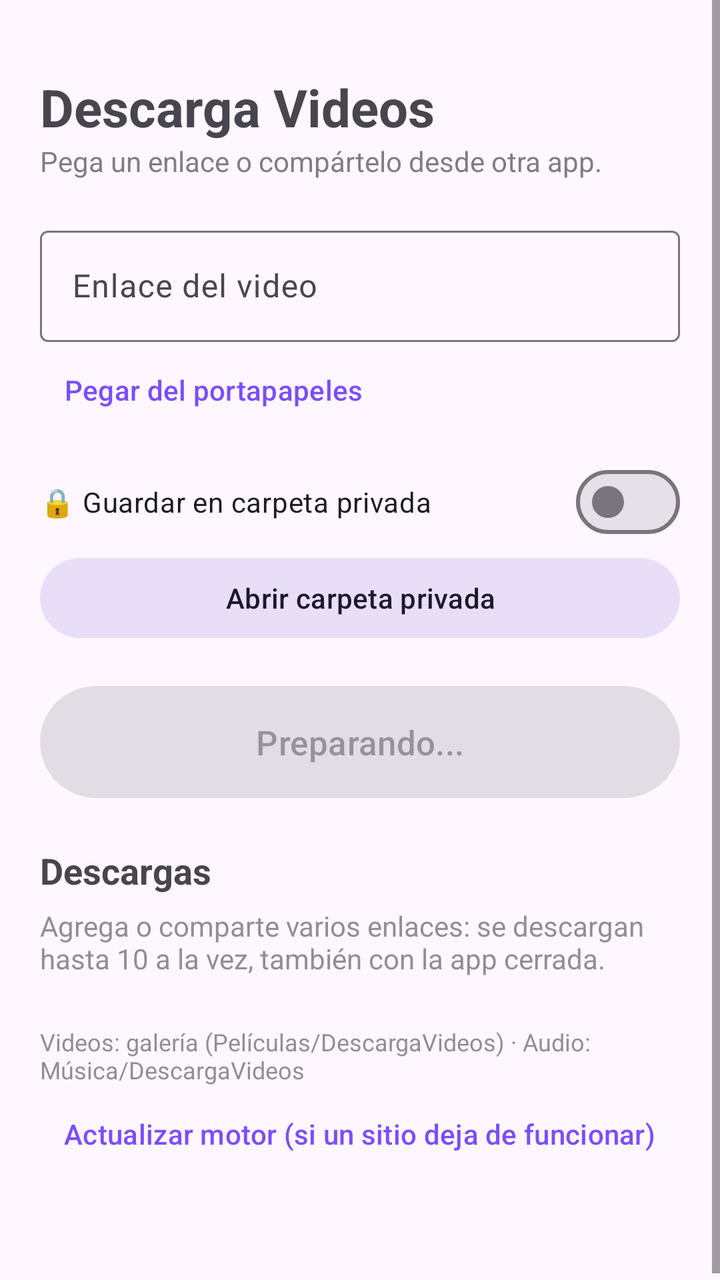
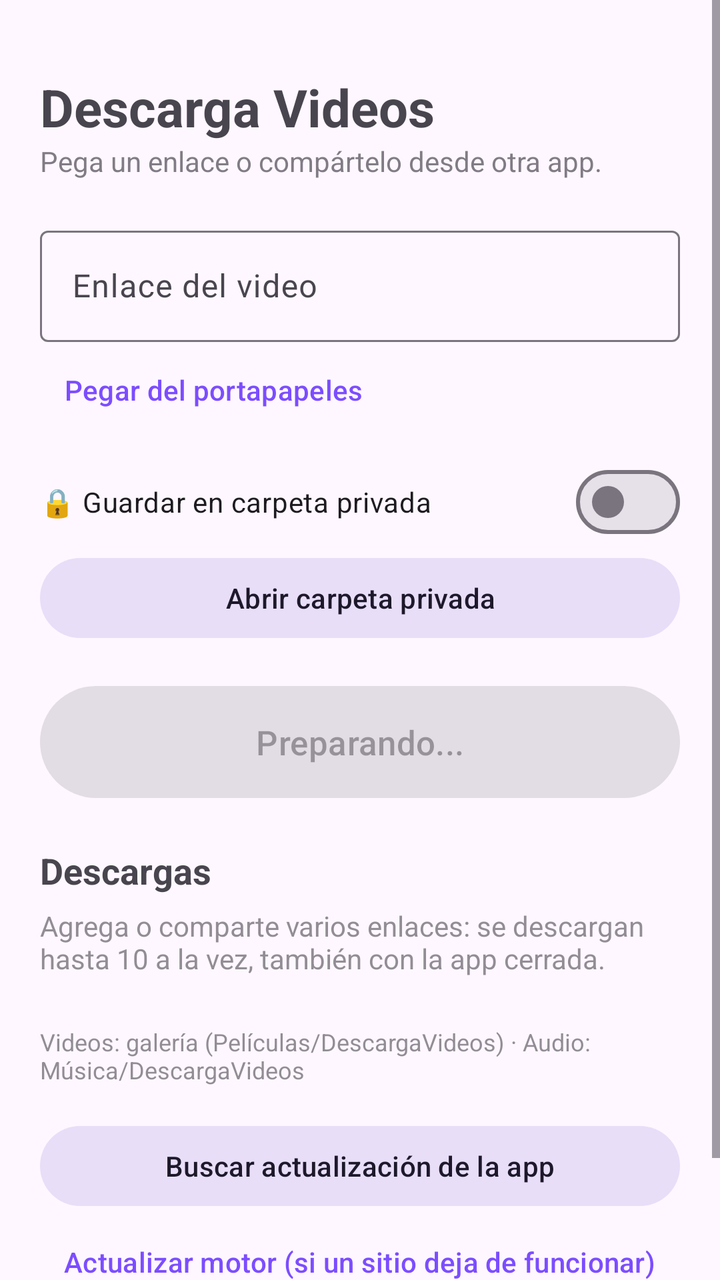

Compare the two renders of this Android layout. The source of the first and the diff that turns it into the second are given below.
<!-- AndroidManifest.xml: application theme Theme.DescargaVideos -->
<!-- res/layout/activity_main.xml -->
<?xml version="1.0" encoding="utf-8"?>
<ScrollView xmlns:android="http://schemas.android.com/apk/res/android"
    xmlns:app="http://schemas.android.com/apk/res-auto"
    android:layout_width="match_parent"
    android:layout_height="match_parent"
    android:fillViewport="true">

    <LinearLayout
        android:layout_width="match_parent"
        android:layout_height="wrap_content"
        android:orientation="vertical"
        android:padding="20dp">

        <TextView
            android:layout_width="wrap_content"
            android:layout_height="wrap_content"
            android:text="Descarga Videos"
            android:textSize="26sp"
            android:textStyle="bold"
            android:layout_marginTop="16dp" />

        <TextView
            android:layout_width="wrap_content"
            android:layout_height="wrap_content"
            android:text="Pega un enlace o compártelo desde otra app."
            android:alpha="0.7"
            android:layout_marginBottom="20dp" />

        <com.google.android.material.textfield.TextInputLayout
            android:layout_width="match_parent"
            android:layout_height="wrap_content"
            android:hint="Enlace del video"
            app:endIconMode="clear_text"
            style="@style/Widget.Material3.TextInputLayout.OutlinedBox">

            <com.google.android.material.textfield.TextInputEditText
                android:id="@+id/etUrl"
                android:layout_width="match_parent"
                android:layout_height="wrap_content"
                android:inputType="textUri" />
        </com.google.android.material.textfield.TextInputLayout>

        <com.google.android.material.button.MaterialButton
            android:id="@+id/btnPegar"
            style="@style/Widget.Material3.Button.TextButton"
            android:layout_width="wrap_content"
            android:layout_height="wrap_content"
            android:text="Pegar del portapapeles" />

        <com.google.android.material.materialswitch.MaterialSwitch
            android:id="@+id/swPrivado"
            android:layout_width="match_parent"
            android:layout_height="wrap_content"
            android:layout_marginTop="8dp"
            android:text="🔒 Guardar en carpeta privada" />

        <com.google.android.material.button.MaterialButton
            android:id="@+id/btnPrivado"
            style="@style/Widget.Material3.Button.TonalButton"
            android:layout_width="match_parent"
            android:layout_height="wrap_content"
            android:text="Abrir carpeta privada" />


        <com.google.android.material.button.MaterialButton
            android:id="@+id/btnDescargar"
            android:layout_width="match_parent"
            android:layout_height="64dp"
            android:layout_marginTop="16dp"
            android:enabled="false"
            android:text="Preparando..."
            android:textSize="17sp" />

        <TextView
            android:id="@+id/tvResumen"
            android:layout_width="match_parent"
            android:layout_height="wrap_content"
            android:layout_marginTop="20dp"
            android:text="Descargas"
            android:textSize="18sp"
            android:textStyle="bold" />

        <TextView
            android:id="@+id/tvVacio"
            android:layout_width="match_parent"
            android:layout_height="wrap_content"
            android:layout_marginTop="6dp"
            android:alpha="0.6"
            android:text="Agrega o comparte varios enlaces: se descargan hasta 10 a la vez, también con la app cerrada." />

        <com.google.android.material.button.MaterialButton
            android:id="@+id/btnLimpiar"
            style="@style/Widget.Material3.Button.TextButton"
            android:layout_width="wrap_content"
            android:layout_height="wrap_content"
            android:text="Limpiar terminadas"
            android:visibility="gone" />

        <LinearLayout
            android:id="@+id/contenedor"
            android:layout_width="match_parent"
            android:layout_height="wrap_content"
            android:orientation="vertical" />

        <TextView
            android:layout_width="wrap_content"
            android:layout_height="wrap_content"
            android:text="Videos: galería (Películas/DescargaVideos) · Audio: Música/DescargaVideos"
            android:alpha="0.6"
            android:textSize="12sp"
            android:layout_marginTop="24dp" />

        <com.google.android.material.button.MaterialButton
            android:id="@+id/btnActualizar"
            style="@style/Widget.Material3.Button.TextButton"
            android:layout_width="wrap_content"
            android:layout_height="wrap_content"
            android:text="Actualizar motor (si un sitio deja de funcionar)" />

        <TextView
            android:id="@+id/tvVersion"
            android:layout_width="match_parent"
            android:layout_height="wrap_content"
            android:alpha="0.5"
            android:gravity="center"
            android:textSize="12sp"
            android:layout_marginBottom="16dp" />
    </LinearLayout>
</ScrollView>
<!-- resources referenced by this layout -->
<resources>
  <style name="Theme.DescargaVideos" parent="Theme.Material3.DayNight.NoActionBar">
          <item name="colorPrimary">#7C4DFF</item>
          <item name="colorSecondary">#00BFA5</item>
      </style>
</resources>

<!-- the commit's change to res/layout/activity_main.xml (unified diff, before → after) -->
@@ -111,6 +111,14 @@
             android:layout_marginTop="24dp" />
 
         <com.google.android.material.button.MaterialButton
+            android:id="@+id/btnBuscarApp"
+            style="@style/Widget.Material3.Button.TonalButton"
+            android:layout_width="match_parent"
+            android:layout_height="wrap_content"
+            android:layout_marginTop="16dp"
+            android:text="Buscar actualización de la app" />
+
+        <com.google.android.material.button.MaterialButton
             android:id="@+id/btnActualizar"
             style="@style/Widget.Material3.Button.TextButton"
             android:layout_width="wrap_content"
